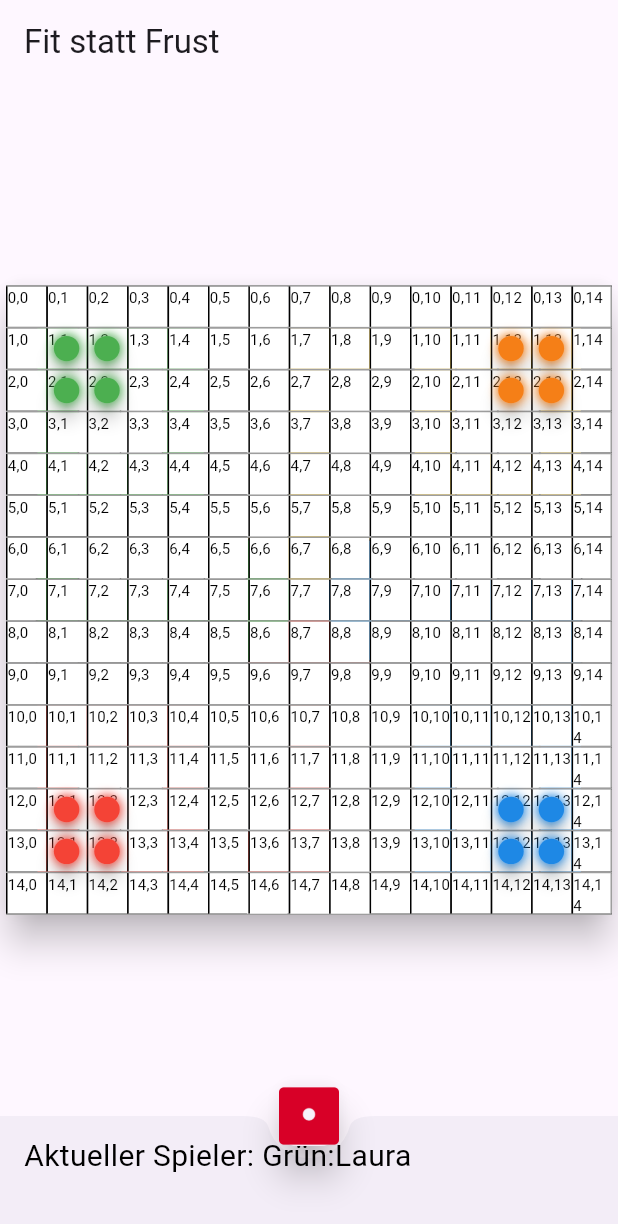
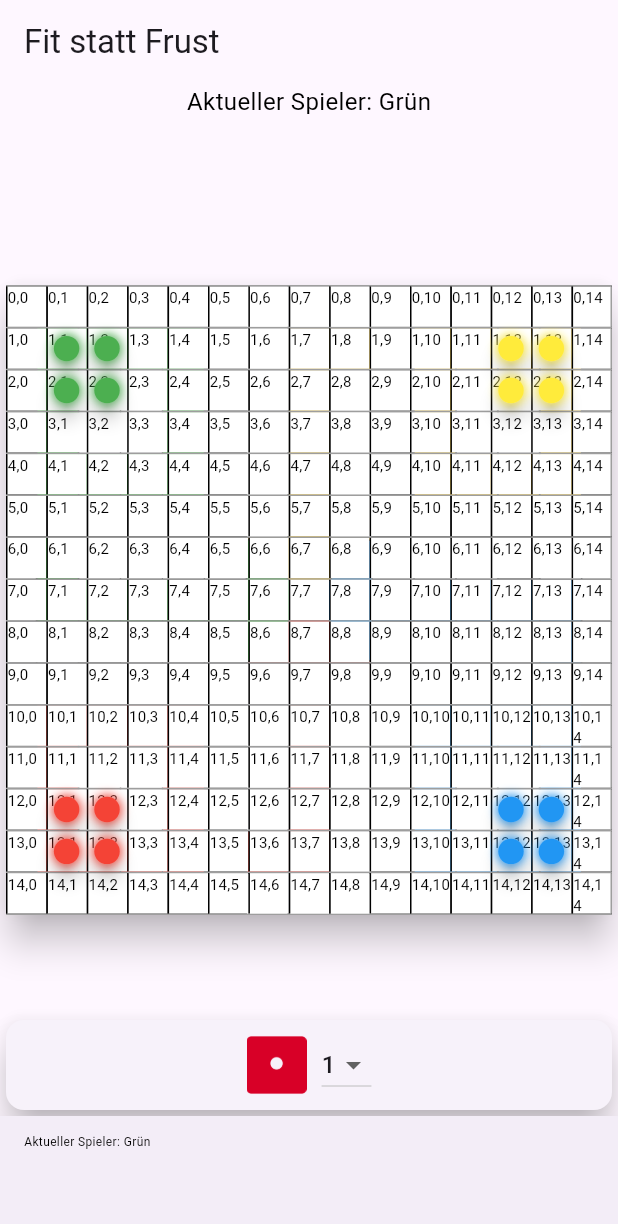
Before and after one commit to eduhoheli001/fitstattfrust, a Flutter app: the screen it shows after launch, on a phone screen of 412 x 824 dp. Shown: the top 1224 px of the screen. Run offline on Flutter 3.47's test engine with Material 3 defaults, Android fonts, the phone set to English and light mode, and no system bars; our stand-ins replace equatable.

Commit message:
-inital commit

```diff
--- a/lib/gameengine/model/dice_model.dart
+++ b/lib/gameengine/model/dice_model.dart
@@ -10,4 +10,10 @@ class DiceModel with ChangeNotifier {
     print("diceOne: $diceOne");
     notifyListeners();
   }
+
+  void setDiceOne(int value) {
+    diceOne = value;
+    print("Manual diceOne set to: $diceOne");
+    notifyListeners();
+  }
 }
--- a/lib/gameengine/model/game_state.dart
+++ b/lib/gameengine/model/game_state.dart
@@ -3,6 +3,7 @@ import 'package:fitstattfrust/gameengine/path.dart';
 
 import './position.dart';
 import './token.dart';
+
 
 class GameState with ChangeNotifier {
   List<Token> gameTokens = List.filled(16, Token(TokenType.green, Position(0, 0), TokenState.initial, 0), growable: false);
@@ -12,7 +13,22 @@ class GameState with ChangeNotifier {
   List<Position> blueInitital = [];
   List<Position> redInitital = [];
   TokenType currentPlayer = TokenType.green;
-  String currentPlayerName = "Grün:Laura";
+
+  String getCurrentPlayerName() {
+    switch (currentPlayer) {
+      case TokenType.green:
+      return "Grün";
+      case TokenType.yellow:
+        return "Gelb";
+      case TokenType.blue:
+        return "Blau";
+      case TokenType.red:
+        return "Rot";
+    }
+    return "";
+  }
+
+
   GameState() {
     this.gameTokens = [
       //Green
@@ -54,23 +70,20 @@ class GameState with ChangeNotifier {
     switch (currentPlayer) {
       case TokenType.green:
         currentPlayer = TokenType.yellow;
-        currentPlayerName = "Grün:Laura";
         break;
       case TokenType.yellow:
         currentPlayer = TokenType.blue;
-        currentPlayerName = "Blau:Hannah";
         break;
       case TokenType.blue:
         currentPlayer = TokenType.red;
-        currentPlayerName = "Blau:Ange";
         break;
       case TokenType.red:
         currentPlayer = TokenType.green;
-        currentPlayerName = "Blau:Fabio";
         break;
     }
     notifyListeners();
   }
+
 
   bool isCurrentPlayer(Token token) {
     return token.type == currentPlayer;
@@ -79,11 +92,16 @@ class GameState with ChangeNotifier {
 
 
   void moveToken(Token token, int steps) {
+//ich möchte einen count hinzufügen. Welcher nur greift, wenn token is inital
+  //bei inital kann man 3 mal würfeln/ wenn nicht 6 dann kommt der nächste Spieler
+// zusätlich sollte nach jedem move der würfel zurückgesetzt werden
+
 
     //Darf ich spielen
     if (!isCurrentPlayer(token)) return;
 
     if (token.tokenState == TokenState.home) return;
+
     if (token.tokenState == TokenState.initial && steps != 6) return;
 
     Position destination;
@@ -140,8 +158,8 @@ class GameState with ChangeNotifier {
       }
     }
 
-    // Spielerwechsel nur -> wenn keine 6
-    if (steps != 6)
+    // Spielerwechsel muss noch logik implementiert werden!!!
+   // if (steps != 6)
       _switchToNextPlayer();
 
   }
--- a/lib/gameengine/model/position.dart
+++ b/lib/gameengine/model/position.dart
@@ -1,6 +1,6 @@
 import 'package:equatable/equatable.dart';
 
-class Position  extends Equatable{
+class Position  extends Equatable {
   final int row;
   final int column;
   Position(this.row,this.column);
--- a/lib/main.dart
+++ b/lib/main.dart
@@ -47,18 +47,38 @@ class _MyHomePageState extends State<MyHomePage> {
         key: keyBar,
         title: Text('Fit statt Frust'),
       ),
-      body: GamePlay(keyBar, gameState),
+      body: Stack(
+        children: [
+          Align(
+            alignment: Alignment.topCenter,
+            child: SizedBox(
+              height: 20,
+              child: Text(
+                "Aktueller Spieler: ${gameState.getCurrentPlayerName()}",
+                style: TextStyle(fontSize: 16, color: Colors.black),
+              ),
+            ),
+          ),
+          GamePlay(keyBar, gameState),
+          Align(
+            alignment: Alignment.bottomCenter,
+            child: SizedBox(
+              child:Dice()
+            ),
+          ),
+        ],
+      ),
+
       bottomNavigationBar: BottomAppBar(
         shape: const CircularNotchedRectangle(),
-        child: Container(
-          height: 50.0,
+        child: SizedBox(
           child: Text(
-            "Aktueller Spieler: ${gameState.currentPlayerName}",
-            style: TextStyle(fontSize: 20, color: Colors.black),
+            "Aktueller Spieler: ${gameState.getCurrentPlayerName()}",
+            style: TextStyle(fontSize: 8, color: Colors.black),
           ),
         ),
       ),
-      floatingActionButton: Dice(),
+     // floatingActionButton: ,
       floatingActionButtonLocation: FloatingActionButtonLocation.centerDocked,
     );
   }
--- a/lib/widgets/board.dart
+++ b/lib/widgets/board.dart
@@ -6,9 +6,6 @@ class Board extends StatelessWidget {
   Board(this.keyRefrences);
 
   bool isDesktop(BuildContext context)=> MediaQuery.of(context).size.width >= 600;
-  //bool isMobile(BuildContext context)=> MediaQuery.of(context).size.width < 600;
-
-
 
   List<Container> _getRows() {
     List<Container> rows = [];
--- a/lib/widgets/dice.dart
+++ b/lib/widgets/dice.dart
@@ -2,11 +2,10 @@ import 'package:flutter/material.dart';
 import 'package:provider/provider.dart';
 import '../gameengine/model/dice_model.dart';
 class Dice extends StatelessWidget {
-
   void updateDices(DiceModel dice) {
     for (int i = 0; i < 6; i++) {
-    var  duration = 100 + i * 100;
-    var future  = Future.delayed(Duration(milliseconds: duration),(){
+      var duration = 100 + i * 100;
+      Future.delayed(Duration(milliseconds: duration), () {
         dice.generateDiceOne();
       });
     }
@@ -29,23 +28,38 @@ class Dice extends StatelessWidget {
       gaplessPlayback: true,
       fit: BoxFit.fill,
     );
+
     return Card(
       elevation: 10,
       child: Container(
-            height: 40,
-            width: 40,
-            child: Column(
+        padding: EdgeInsets.all(8), // Optional: Padding für ästhetische Anpassung
+        height: 60,
+        child: Row(
           mainAxisAlignment: MainAxisAlignment.center,
           children: <Widget>[
-            Row(
-              children: <Widget>[
-                Expanded(
-                  child: GestureDetector(
+            GestureDetector(
               onTap: () => updateDices(dice),
+              child: Container(
+                width: 40,
+                height: 40,
                 child: img,
               ),
             ),
-              ],
+            SizedBox(width: 10), // Optional: Abstand zwischen Würfel und Dropdown
+            DropdownButton<int>(
+              value: dice.diceOne,
+              items: List.generate(6, (index) => index + 1)
+                  .map((int value) {
+                return DropdownMenuItem<int>(
+                  value: value,
+                  child: Text(value.toString()),
+                );
+              }).toList(),
+              onChanged: (int? newValue) {
+                if (newValue != null) {
+                  dice.setDiceOne(newValue);
+                }
+              },
             ),
           ],
         ),
--- a/lib/widgets/tokenp.dart
+++ b/lib/widgets/tokenp.dart
@@ -3,7 +3,7 @@ import '../gameengine/model/dice_model.dart';
 import '../gameengine/model/game_state.dart';
 import '../gameengine/model/token.dart';
 import 'package:provider/provider.dart';
-
+//Spielfigur
 class Tokenp extends StatelessWidget {
   final Token token;
   final List<double> dimentions;
@@ -16,9 +16,9 @@ class Tokenp extends StatelessWidget {
       case TokenType.green:
         return Colors.green;
       case TokenType.yellow:
-        return Colors.yellow[900] ?? Colors.yellow;
+        return Colors.yellow;
       case TokenType.blue:
-        return Colors.blue[600] ?? Colors.blue;
+        return Colors.blue;
       case TokenType.red:
         return Colors.red;
     }
@@ -39,7 +39,7 @@ class Tokenp extends StatelessWidget {
       child: GestureDetector(
         onTap: () {
           // nullable fix -> check current player
-          if (gameState != null && dice != null && gameState.isCurrentPlayer(token)) {
+          if (gameState != null && dice != null) {
             gameState.moveToken(token, dice.diceOne);
           }
         },
```
Lines whose indentation alone changed are shown as unchanged.
